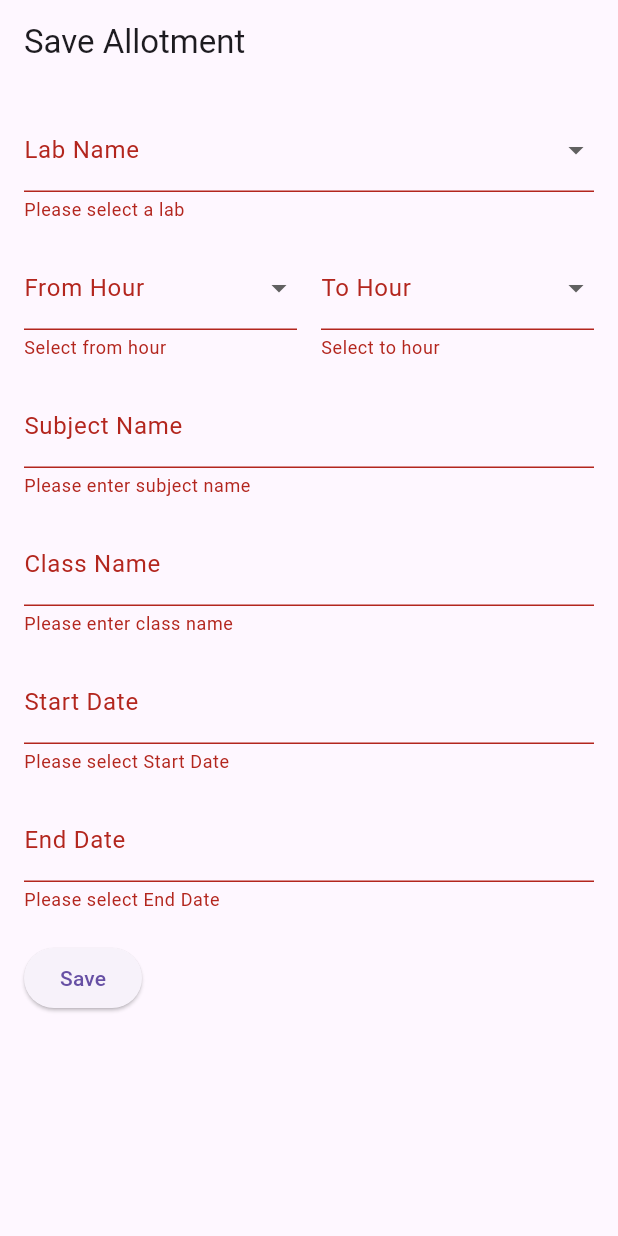
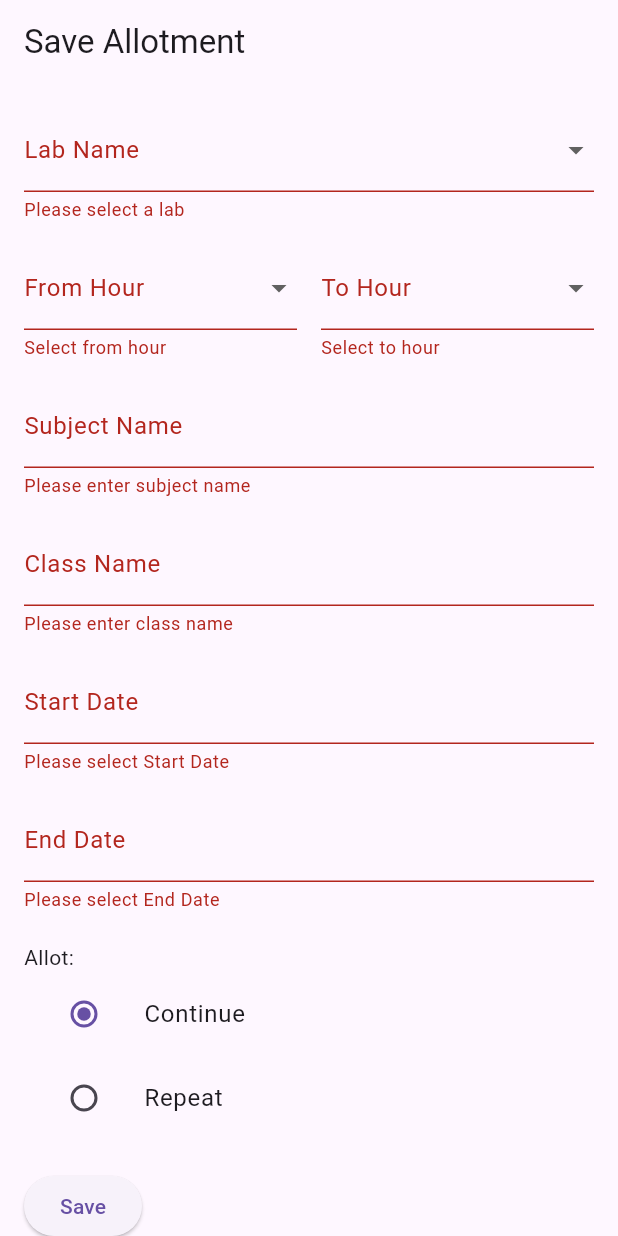
Before and after one commit to varunpnair92/fisatttflutter, a Flutter app: the SaveAllotmentPage screen opened directly, after a tap on "Save", on a phone screen of 412 x 824 dp. Run offline on Flutter 3.47's test engine with Material 3 defaults, Android fonts, the phone set to English and light mode, and no system bars; our stand-ins replace firebase_auth, firebase_core, get, google_sign_in, open_file, pdf and 3 more; accounts and stored records are empty; network calls fail.

Commit message:
added genetate report with dropdown

```diff
--- a/lib/save_allotment_page.dart
+++ b/lib/save_allotment_page.dart
@@ -1,7 +1,8 @@
+import 'package:fisat_timetable/laballotment_report.dart';
 import 'package:flutter/material.dart';
 import 'package:intl/intl.dart';
 import 'package:get/get.dart';
-import 'lab_controller.dart'; // Import your controller
+import 'lab_controller.dart';
 
 class SaveAllotmentPage extends StatelessWidget {
   final LabController labController = Get.put(LabController());
@@ -11,17 +12,7 @@ class SaveAllotmentPage extends StatelessWidget {
   final TextEditingController _endDateController = TextEditingController();
 
   final List<String> labNames = [
-    'L1',
-    'L2',
-    'L3',
-    'L4',
-    'L5',
-    'L6',
-    'L7',
-    'L8',
-    'L9',
-    'MP',
-    'PG'
+    'L1', 'L2', 'L3', 'L4', 'L5', 'L6', 'L7', 'L8', 'L9', 'MP', 'PG'
   ];
 
   final List<String> hoursList = ['1', '2', '3', '4', '8', '5', '6', '7'];
@@ -45,14 +36,9 @@ class SaveAllotmentPage extends StatelessWidget {
               // Lab Name Dropdown
               DropdownButtonFormField<String>(
                 decoration: InputDecoration(labelText: 'Lab Name'),
-                items: labNames
-                    .map(
-                        (lab) => DropdownMenuItem(value: lab, child: Text(lab)))
-                    .toList(),
-                onChanged: (value) =>
-                    labController.formData['lab_name'] = value ?? '',
-                validator: (value) =>
-                    value == null ? 'Please select a lab' : null,
+                items: labNames.map((lab) => DropdownMenuItem(value: lab, child: Text(lab))).toList(),
+                onChanged: (value) => labController.formData['lab_name'] = value ?? '',
+                validator: (value) => value == null ? 'Please select a lab' : null,
               ),
               SizedBox(height: 16),
 
@@ -62,28 +48,18 @@ class SaveAllotmentPage extends StatelessWidget {
                   Expanded(
                     child: DropdownButtonFormField<String>(
                       decoration: InputDecoration(labelText: 'From Hour'),
-                      items: hoursList
-                          .map((hour) =>
-                              DropdownMenuItem(value: hour, child: Text(hour)))
-                          .toList(),
-                      onChanged: (value) =>
-                          labController.formData['from_hour'] = value ?? '',
-                      validator: (value) =>
-                          value == null ? 'Select from hour' : null,
+                      items: hoursList.map((hour) => DropdownMenuItem(value: hour, child: Text(hour))).toList(),
+                      onChanged: (value) => labController.formData['from_hour'] = value ?? '',
+                      validator: (value) => value == null ? 'Select from hour' : null,
                     ),
                   ),
                   SizedBox(width: 16),
                   Expanded(
                     child: DropdownButtonFormField<String>(
                       decoration: InputDecoration(labelText: 'To Hour'),
-                      items: hoursList
-                          .map((hour) =>
-                              DropdownMenuItem(value: hour, child: Text(hour)))
-                          .toList(),
-                      onChanged: (value) =>
-                          labController.formData['to_hour'] = value ?? '',
-                      validator: (value) =>
-                          value == null ? 'Select to hour' : null,
+                      items: hoursList.map((hour) => DropdownMenuItem(value: hour, child: Text(hour))).toList(),
+                      onChanged: (value) => labController.formData['to_hour'] = value ?? '',
+                      validator: (value) => value == null ? 'Select to hour' : null,
                     ),
                   ),
                 ],
@@ -94,10 +70,8 @@ class SaveAllotmentPage extends StatelessWidget {
               // Subject Name Input
               TextFormField(
                 decoration: InputDecoration(labelText: 'Subject Name'),
-                onChanged: (value) =>
-                    labController.formData['subject_name'] = value,
-                validator: (value) =>
-                    value!.isEmpty ? 'Please enter subject name' : null,
+                onChanged: (value) => labController.formData['subject_name'] = value,
+                validator: (value) => value!.isEmpty ? 'Please enter subject name' : null,
               ),
 
               SizedBox(height: 16),
@@ -105,20 +79,37 @@ class SaveAllotmentPage extends StatelessWidget {
               // Class Name Input
               TextFormField(
                 decoration: InputDecoration(labelText: 'Class Name'),
-                onChanged: (value) =>
-                    labController.formData['class_name'] = value,
-                validator: (value) =>
-                    value!.isEmpty ? 'Please enter class name' : null,
+                onChanged: (value) => labController.formData['class_name'] = value,
+                validator: (value) => value!.isEmpty ? 'Please enter class name' : null,
               ),
 
               SizedBox(height: 16),
 
               // Date Pickers
-              _buildDateField(
-                  'Start Date', _startDateController, 'start_date', context),
+              _buildDateField('Start Date', _startDateController, 'start_date', context),
               SizedBox(height: 16),
-              _buildDateField(
-                  'End Date', _endDateController, 'end_date', context),
+              _buildDateField('End Date', _endDateController, 'end_date', context),
+
+              SizedBox(height: 20),
+
+              // Allot Options
+              Text('Allot:'),
+              ListTile(
+                title: const Text('Continue'),
+                leading: Radio<String>(
+                  value: 'continue',
+                  groupValue: labController.formData['allot'],
+                  onChanged: (value) => labController.formData['allot'] = value!,
+                ),
+              ),
+              ListTile(
+                title: const Text('Repeat'),
+                leading: Radio<String>(
+                  value: 'repeat',
+                  groupValue: labController.formData['allot'],
+                  onChanged: (value) => labController.formData['allot'] = value!,
+                ),
+              ),
 
               SizedBox(height: 20),
 
@@ -130,31 +121,41 @@ class SaveAllotmentPage extends StatelessWidget {
                     final toHour = labController.formData['to_hour'];
 
                     if (fromHour != null && toHour != null) {
-                      // Get the index positions in the custom hour order
                       final fromIndex = hoursList.indexOf(fromHour);
                       final toIndex = hoursList.indexOf(toHour);
 
                       if (fromIndex <= toIndex) {
-                        // Generate the range based on index positions
-                        final selectedHours =
-                            hoursList.sublist(fromIndex, toIndex + 1);
-                        labController.formData['hours_allotted'] =
-                            selectedHours.join(',');
-
-                        // Clear from and to hour after converting
+                        final selectedHours = hoursList.sublist(fromIndex, toIndex + 1);
+                        labController.formData['hours_allotted'] = selectedHours.join(',');
                         labController.formData.remove('from_hour');
                         labController.formData.remove('to_hour');
 
-                        // Save the data
                         labController.saveData();
                       } else {
-                        Get.snackbar('Invalid Range',
-                            'From hour must be less than or equal to To hour');
+                        Get.snackbar('Invalid Range', 'From hour must be less than or equal to To hour');
                       }
                     }
                   }
                 },
                 child: Text('Save'),
+              ),
+
+              SizedBox(height: 20),
+
+              // Generate Report Button
+              ElevatedButton(
+                onPressed: () async {
+                  if (_startDateController.text.isNotEmpty) {
+                    await labController.fetchLabAllotmentsForRange(
+                      DateFormat('dd-MM-yyyy').parse(_startDateController.text),
+                      DateFormat('dd-MM-yyyy').parse(_endDateController.text),
+                    );
+                    Get.to(LabAllotmentsReport());
+                  } else {
+                    Get.snackbar('Error', 'Please select a start date first.');
+                  }
+                },
+                child: Text('Generate Report'),
               ),
             ],
           ),
@@ -163,8 +164,7 @@ class SaveAllotmentPage extends StatelessWidget {
     );
   }
 
-  Widget _buildDateField(String label, TextEditingController controller,
-      String field, BuildContext context) {
+  Widget _buildDateField(String label, TextEditingController controller, String field, BuildContext context) {
     return TextFormField(
       readOnly: true,
       controller: controller,
```
